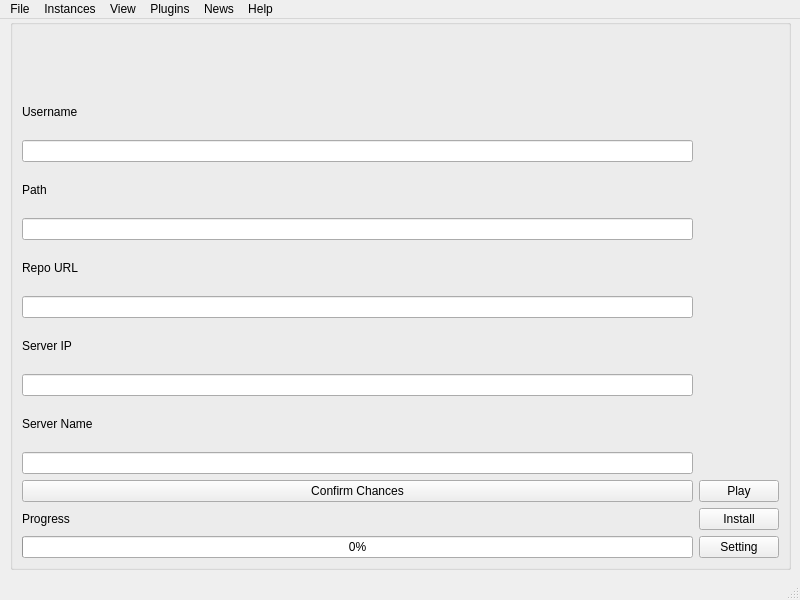
Old version of the form src/form.ui in the repository xgui4/LCE-Qt-Launcher.
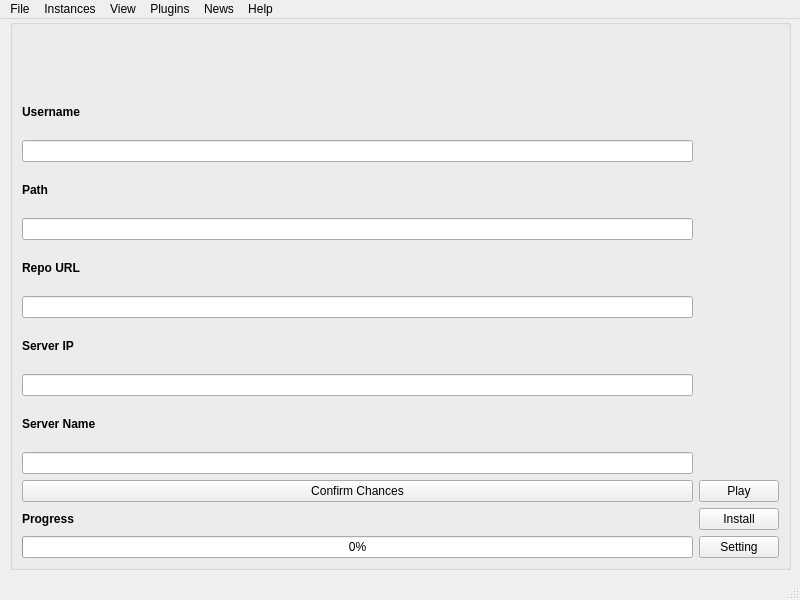
New version of the form. Icons and pictures are not drawn.

Patch:
```diff
--- a/src/form.ui
+++ b/src/form.ui
@@ -51,6 +51,11 @@
          <verstretch>0</verstretch>
         </sizepolicy>
        </property>
+       <property name="font">
+        <font>
+         <bold>true</bold>
+        </font>
+       </property>
        <property name="text">
         <string>Username</string>
        </property>
@@ -58,6 +63,11 @@
      </item>
      <item row="8" column="0">
       <widget class="QLabel" name="serverIPInputBoxLabel">
+       <property name="font">
+        <font>
+         <bold>true</bold>
+        </font>
+       </property>
        <property name="text">
         <string>Server IP</string>
        </property>
@@ -65,6 +75,11 @@
      </item>
      <item row="4" column="0">
       <widget class="QLabel" name="pathInputBoxLabel">
+       <property name="font">
+        <font>
+         <bold>true</bold>
+        </font>
+       </property>
        <property name="text">
         <string>Path</string>
        </property>
@@ -92,6 +107,11 @@
      </item>
      <item row="13" column="0">
       <widget class="QLabel" name="progressLabel">
+       <property name="font">
+        <font>
+         <bold>true</bold>
+        </font>
+       </property>
        <property name="text">
         <string>Progress</string>
        </property>
@@ -99,6 +119,11 @@
      </item>
      <item row="10" column="0">
       <widget class="QLabel" name="serverNameInputBoxLabel">
+       <property name="font">
+        <font>
+         <bold>true</bold>
+        </font>
+       </property>
        <property name="text">
         <string>Server Name</string>
        </property>
@@ -106,6 +131,11 @@
      </item>
      <item row="6" column="0">
       <widget class="QLabel" name="repoURKLabel">
+       <property name="font">
+        <font>
+         <bold>true</bold>
+        </font>
+       </property>
        <property name="text">
         <string>Repo URL</string>
        </property>
```
